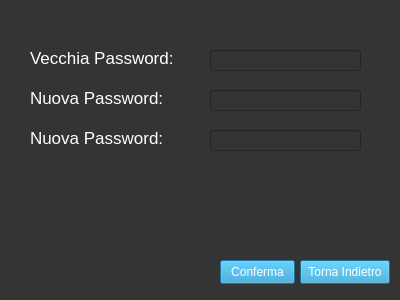
Old version of the form Viste/Cliente/GUI/modifica_profilo.ui in the repository GiulianiM/Noleggio.
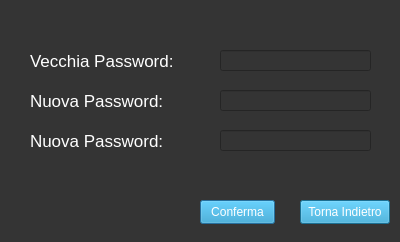
New version of the form. Icons and pictures are not drawn.

Patch:
```diff
--- a/Viste/Cliente/GUI/modifica_profilo.ui
+++ b/Viste/Cliente/GUI/modifica_profilo.ui
@@ -7,7 +7,7 @@
     <x>0</x>
     <y>0</y>
     <width>400</width>
-    <height>300</height>
+    <height>242</height>
    </rect>
   </property>
   <property name="windowTitle">
@@ -26,8 +26,8 @@
     <rect>
      <x>30</x>
      <y>50</y>
-     <width>151</width>
-     <height>16</height>
+     <width>181</width>
+     <height>21</height>
     </rect>
    </property>
    <property name="font">
@@ -47,8 +47,8 @@
     <rect>
      <x>30</x>
      <y>90</y>
-     <width>151</width>
-     <height>16</height>
+     <width>171</width>
+     <height>21</height>
     </rect>
    </property>
    <property name="font">
@@ -68,8 +68,8 @@
     <rect>
      <x>30</x>
      <y>130</y>
-     <width>151</width>
-     <height>16</height>
+     <width>171</width>
+     <height>21</height>
     </rect>
    </property>
    <property name="font">
@@ -87,7 +87,7 @@
   <widget class="QLineEdit" name="old_pw_input">
    <property name="geometry">
     <rect>
-     <x>210</x>
+     <x>220</x>
      <y>50</y>
      <width>151</width>
      <height>21</height>
@@ -105,7 +105,7 @@
   <widget class="QLineEdit" name="new_pw_input">
    <property name="geometry">
     <rect>
-     <x>210</x>
+     <x>220</x>
      <y>90</y>
      <width>151</width>
      <height>21</height>
@@ -123,7 +123,7 @@
   <widget class="QLineEdit" name="new_pw_input_check">
    <property name="geometry">
     <rect>
-     <x>210</x>
+     <x>220</x>
      <y>130</y>
      <width>151</width>
      <height>21</height>
@@ -141,8 +141,8 @@
   <widget class="QPushButton" name="confirm_button">
    <property name="geometry">
     <rect>
-     <x>220</x>
-     <y>260</y>
+     <x>200</x>
+     <y>200</y>
      <width>75</width>
      <height>24</height>
     </rect>
@@ -159,7 +159,7 @@
    <property name="geometry">
     <rect>
      <x>300</x>
-     <y>260</y>
+     <y>200</y>
      <width>90</width>
      <height>24</height>
     </rect>
```
